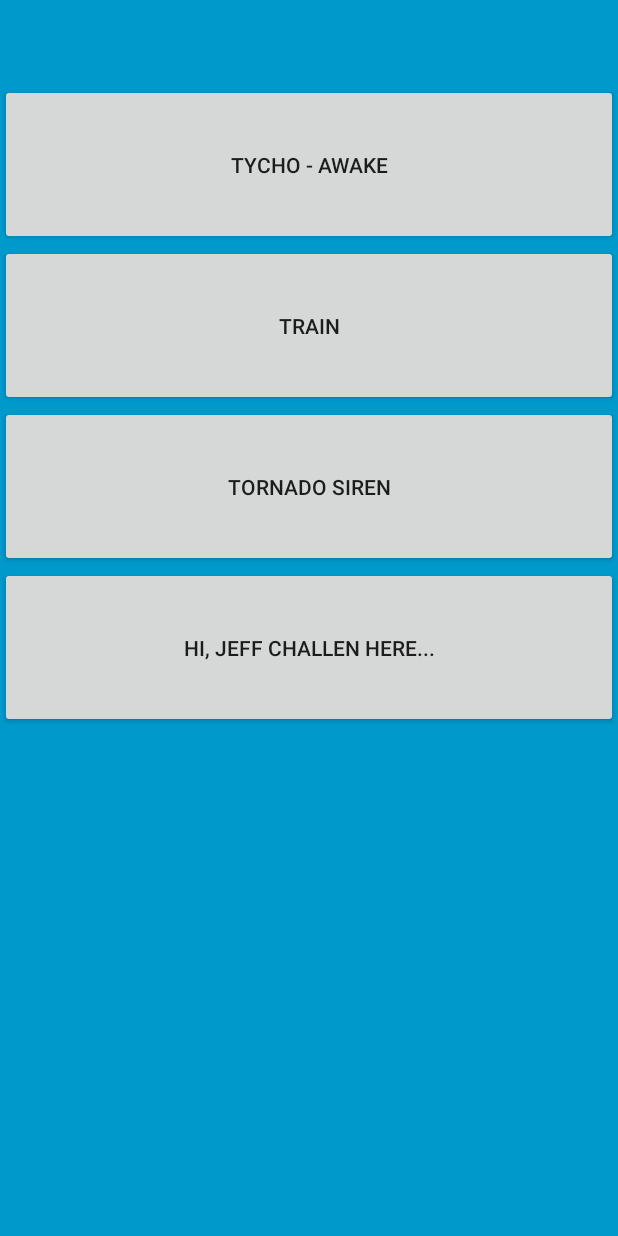
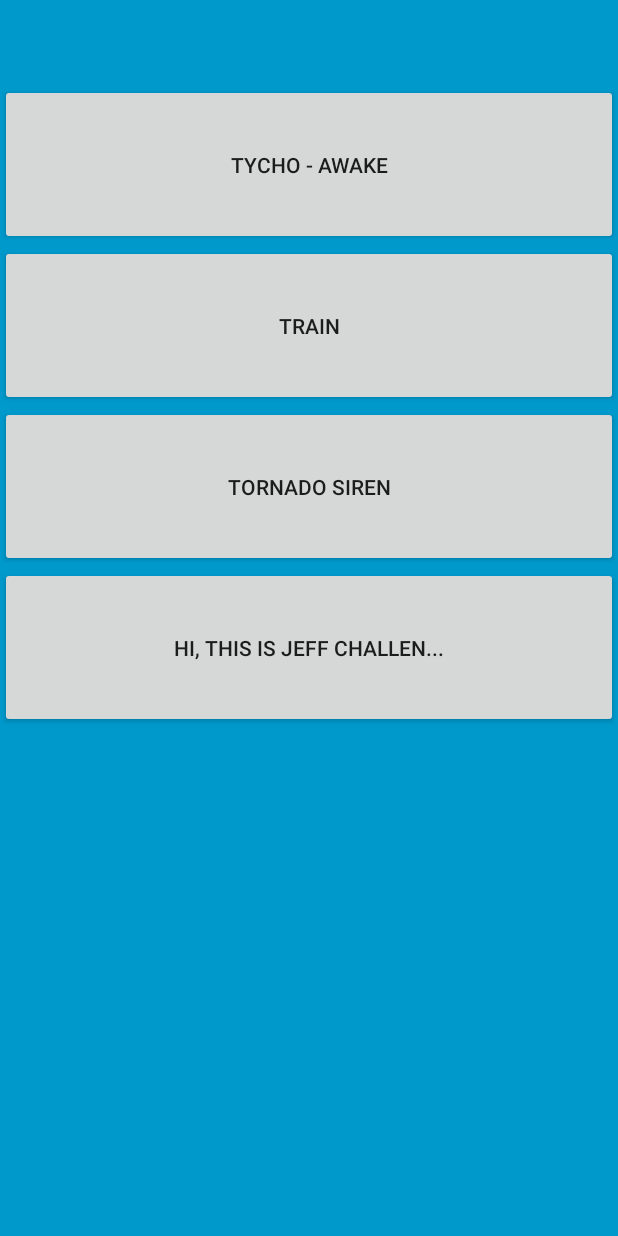
Before and after one commit to ndarand2/ProjFinna, an Android app: the screen it shows after launch (DefaultTones), after a tap on "DEFAULT TONES", on a phone screen of 412 x 824 dp. Run offline under Robolectric (Android 15) with nearby library versions, the phone set to English and light mode, and no system bars.

Commit message:
my name is jeff

```diff
--- a/app/src/main/java/com/example/projfinna/FullscreenActivity.java
+++ b/app/src/main/java/com/example/projfinna/FullscreenActivity.java
@@ -149,6 +149,7 @@ public class FullscreenActivity extends AppCompatActivity {
         MediaPlayer mediaPlayer1 = MediaPlayer.create(getBaseContext(), R.raw.tycho);
         MediaPlayer mediaPlayer2 = MediaPlayer.create(getBaseContext(), R.raw.tornado);
         MediaPlayer mediaPlayer3 = MediaPlayer.create(getBaseContext(), R.raw.train);
+        MediaPlayer mediaPlayer4 = MediaPlayer.create(getBaseContext(), R.raw.jeff);
         mediaPlayer1.start();
         //comment bs
     }
--- a/app/src/main/res/layout/activity_default_tones.xml
+++ b/app/src/main/res/layout/activity_default_tones.xml
@@ -66,7 +66,7 @@
                 android:id="@+id/Tone4"
                 android:layout_width="match_parent"
                 android:layout_height="107dp"
-                android:text="Hi, Jeff Challen Here..." />
+                android:text="Hi, This is Jeff Challen..." />
 
         </LinearLayout>
 
--- a/app/src/main/res/layout/activity_set_time.xml
+++ b/app/src/main/res/layout/activity_set_time.xml
@@ -37,6 +37,11 @@
             tools:ignore="UselessParent">
 
 
+            <LinearLayout
+                android:layout_width="match_parent"
+                android:layout_height="match_parent"
+                android:orientation="vertical">
+
                 <TextView
                     android:layout_width="match_parent"
                     android:layout_height="75dp"
@@ -55,6 +60,7 @@
                     android:textSize="50dp"
                     tools:visibility="visible" />
             </LinearLayout>
+        </LinearLayout>
 
     </FrameLayout>
 
```
Also changed, not shown: 1 other file. Lines whose indentation alone changed are shown as unchanged.
